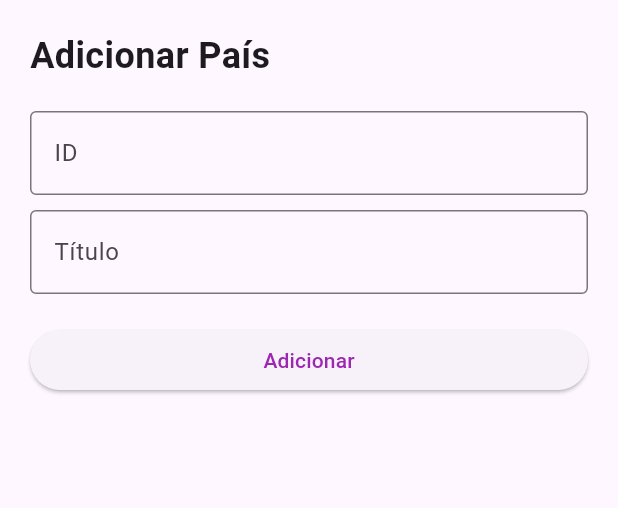
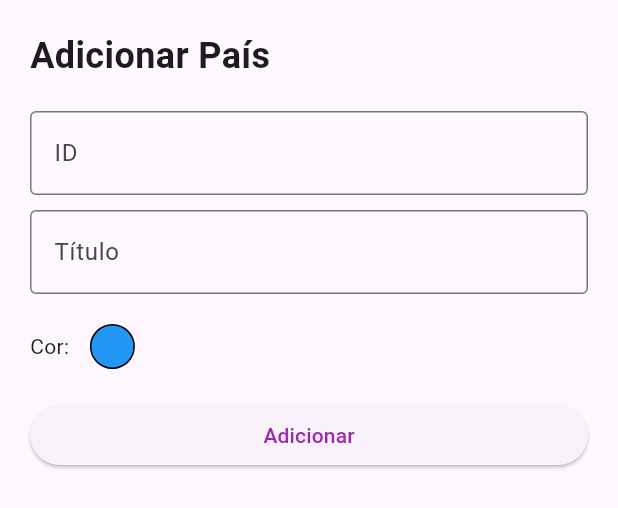
Before and after one commit to joaopaulopmedeiros/ddm-miniprojeto3, a Flutter app: the CreateCountryModal widget shown alone on an empty page, opened directly, on a phone screen of 412 x 824 dp. Shown: the top 508 px of the screen. Run offline on Flutter 3.47's test engine with Material 3 defaults, Android fonts, the phone set to English and light mode, and no system bars; our stand-ins replace flutter_colorpicker.

Commit message:
feat: selected color

```diff
--- a/lib/screens/country_management_screen.dart
+++ b/lib/screens/country_management_screen.dart
@@ -2,6 +2,7 @@ import 'package:f03_lugares/components/main_drawer.dart';
 import 'package:f03_lugares/models/country.dart';
 import 'package:f03_lugares/providers/country.dart';
 import 'package:flutter/material.dart';
+import 'package:flutter_colorpicker/flutter_colorpicker.dart';
 import 'package:provider/provider.dart';
 
 class CountryManagementScreen extends StatelessWidget {
@@ -48,7 +49,7 @@ class CountryManagementScreen extends StatelessWidget {
             onPressed: () async {
               final newCountry = await showModalBottomSheet<Country>(
                 context: context,
-                builder: (context) => CreateCountryModal(),
+                builder: (context) => const CreateCountryModal(),
               );
               if (newCountry != null) {
                 countryProvider.addCountry(newCountry);
@@ -60,12 +61,50 @@ class CountryManagementScreen extends StatelessWidget {
   }
 }
 
-class CreateCountryModal extends StatelessWidget {
+class CreateCountryModal extends StatefulWidget {
+  const CreateCountryModal({super.key});
+
+  @override
+  State<StatefulWidget> createState() => _CreateCountryModalState();
+}
+
+class _CreateCountryModalState extends State<CreateCountryModal>
+{
   final TextEditingController idController = TextEditingController();
   final TextEditingController titleController = TextEditingController();
+  Color selectedColor = Colors.blue;
 
   @override
   Widget build(BuildContext context) {
+    void showColorPicker() {
+      showDialog(
+        context: context,
+        builder: (BuildContext context) {
+          return AlertDialog(
+            title: const Text('Selecione uma cor'),
+            content: SingleChildScrollView(
+              child: BlockPicker(
+                pickerColor: selectedColor,
+                onColorChanged: (color) {
+                  setState(() {
+                    selectedColor = color;
+                  });
+                },
+              ),
+            ),
+            actions: <Widget>[
+              TextButton(
+                onPressed: () {
+                  Navigator.of(context).pop();
+                },
+                child: const Text('OK'),
+              ),
+            ],
+          );
+        },
+      );
+    }
+
     return SingleChildScrollView(
       child: Padding(
         padding: const EdgeInsets.all(20.0),
@@ -97,6 +136,27 @@ class CreateCountryModal extends StatelessWidget {
               ),
             ),
             const SizedBox(height: 20.0),
+            Row(
+              children: <Widget>[
+                const Text('Cor: '),
+                const SizedBox(width: 10.0),
+                InkWell(
+                  onTap: () {
+                    showColorPicker();
+                  },
+                  child: Container(
+                    width: 30,
+                    height: 30,
+                    decoration: BoxDecoration(
+                      color: selectedColor,
+                      shape: BoxShape.circle,
+                      border: Border.all(color: Colors.black),
+                    ),
+                  ),
+                ),
+              ],
+            ),
+            const SizedBox(height: 20.0),
             ElevatedButton(
               onPressed: () {
                 Navigator.pop(
@@ -104,6 +164,7 @@ class CreateCountryModal extends StatelessWidget {
                   Country(
                     id: idController.text,
                     title: titleController.text,
+                    color: selectedColor
                   ),
                 );
               },
@@ -114,4 +175,5 @@ class CreateCountryModal extends StatelessWidget {
       ),
     );
   }
+
 }
--- a/pubspec.yaml
+++ b/pubspec.yaml
@@ -35,6 +35,7 @@ dependencies:
   # Use with the CupertinoIcons class for iOS style icons.
   cupertino_icons: ^1.0.2
   provider: ^6.1.2
+  flutter_colorpicker: ^1.0.3
 
 dev_dependencies:
   flutter_test:
```
Also changed, not shown: pubspec.lock.
